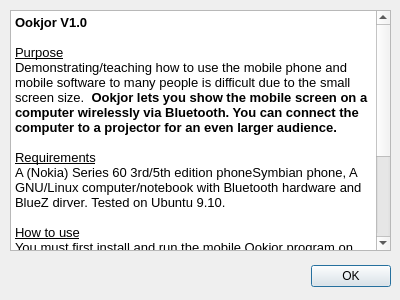
The window that aboutookjordialog.ui (ykasidit/Ookjor) describes before a commit, drawn with Qt 5.
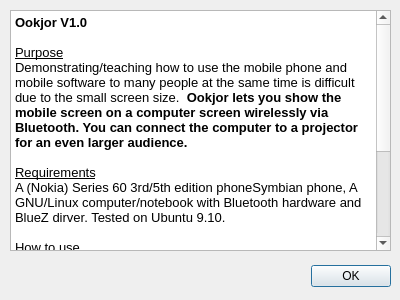
The same window after the commit.

```diff
--- a/aboutookjordialog.ui
+++ b/aboutookjordialog.ui
@@ -46,7 +46,7 @@
 &lt;p style=&quot; margin-top:0px; margin-bottom:0px; margin-left:0px; margin-right:0px; -qt-block-indent:0; text-indent:0px;&quot;&gt;&lt;span style=&quot; font-weight:600;&quot;&gt;Ookjor V1.0&lt;/span&gt;&lt;/p&gt;
 &lt;p style=&quot;-qt-paragraph-type:empty; margin-top:0px; margin-bottom:0px; margin-left:0px; margin-right:0px; -qt-block-indent:0; text-indent:0px; font-weight:600;&quot;&gt;&lt;/p&gt;
 &lt;p style=&quot; margin-top:0px; margin-bottom:0px; margin-left:0px; margin-right:0px; -qt-block-indent:0; text-indent:0px;&quot;&gt;&lt;span style=&quot; text-decoration: underline;&quot;&gt;Purpose&lt;/span&gt;&lt;/p&gt;
-&lt;p style=&quot; margin-top:0px; margin-bottom:0px; margin-left:0px; margin-right:0px; -qt-block-indent:0; text-indent:0px;&quot;&gt;Demonstrating/teaching how to use the mobile phone and mobile software to many people is difficult due to the small screen size.  &lt;span style=&quot; font-weight:600;&quot;&gt;Ookjor lets you show the mobile screen on a computer wirelessly via Bluetooth. You can connect the computer to a projector for an even larger audience. &lt;/span&gt;&lt;/p&gt;
+&lt;p style=&quot; margin-top:0px; margin-bottom:0px; margin-left:0px; margin-right:0px; -qt-block-indent:0; text-indent:0px;&quot;&gt;Demonstrating/teaching how to use the mobile phone and mobile software to many people at the same time is difficult due to the small screen size.  &lt;span style=&quot; font-weight:600;&quot;&gt;Ookjor lets you show the mobile screen on a computer screen wirelessly via Bluetooth. You can connect the computer to a projector for an even larger audience. &lt;/span&gt;&lt;/p&gt;
 &lt;p style=&quot;-qt-paragraph-type:empty; margin-top:0px; margin-bottom:0px; margin-left:0px; margin-right:0px; -qt-block-indent:0; text-indent:0px; font-weight:600;&quot;&gt;&lt;/p&gt;
 &lt;p style=&quot; margin-top:0px; margin-bottom:0px; margin-left:0px; margin-right:0px; -qt-block-indent:0; text-indent:0px;&quot;&gt;&lt;span style=&quot; text-decoration: underline;&quot;&gt;Requirements&lt;/span&gt;&lt;/p&gt;
 &lt;p style=&quot; margin-top:0px; margin-bottom:0px; margin-left:0px; margin-right:0px; -qt-block-indent:0; text-indent:0px;&quot;&gt;A (Nokia) Series 60 3rd/5th edition phoneSymbian phone, A GNU/Linux computer/notebook with Bluetooth hardware and BlueZ dirver. Tested on Ubuntu 9.10.&lt;/p&gt;
```
